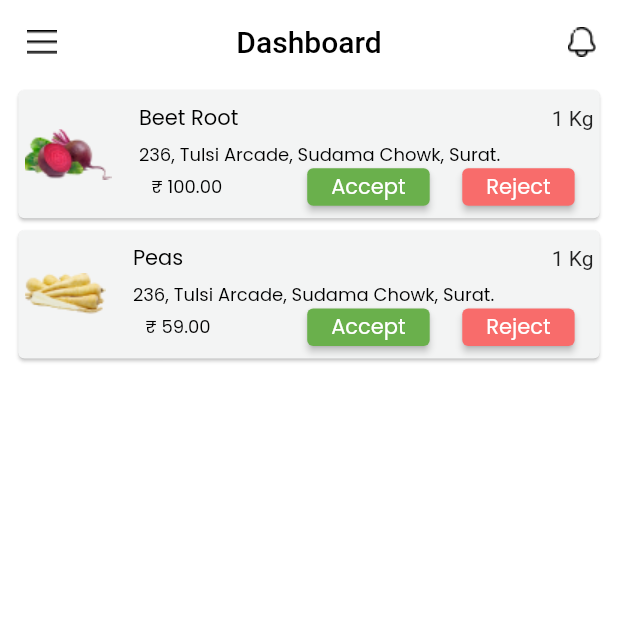
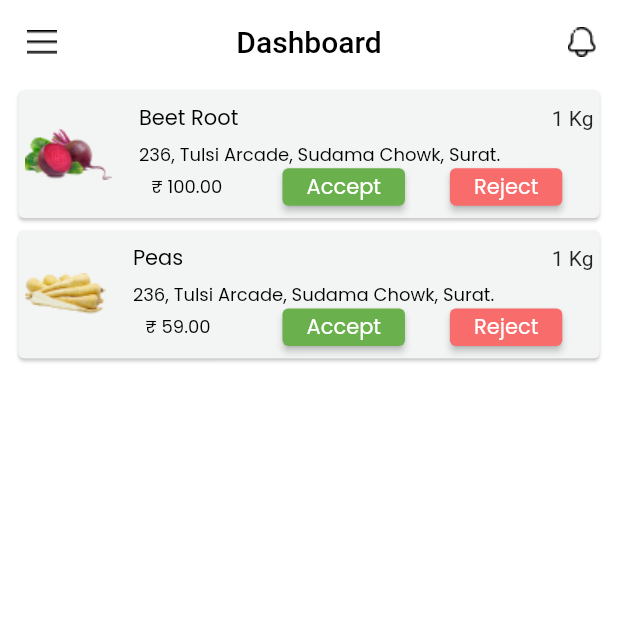
Before and after one commit to Neel-Paghadal/grocery_distributor, a Flutter app: the screen it shows after launch, on a phone screen of 412 x 824 dp, the top half of it. Run offline on Flutter 3.47's test engine with Material 2 defaults, Android fonts, the phone set to English and light mode, and no system bars; our stand-ins replace flutter_svg, get.

Commit message:
add desgin godown stock add desgin user list add dash board

```diff
--- a/lib/Screens/dash_board.dart
+++ b/lib/Screens/dash_board.dart
@@ -58,6 +58,9 @@ class _DashbordPageState extends State<DashbordPage> {
                                  children: [
                                    Container(
                                      child: Image(image: AssetImage(productImage[index].toString()),
+                                       // fit: BoxFit.cover,
+                                       // height: 40,
+                                       // width: 40,
                                      ),
                                    ),
                                    SizedBox(
@@ -84,7 +87,10 @@ class _DashbordPageState extends State<DashbordPage> {
                                              Row(
                                                mainAxisAlignment: MainAxisAlignment.spaceAround,
                                                children: [
-                                                 Text("1 Kg")
+                                                 Padding(
+                                                   padding:  EdgeInsets.only(left: deviceHeight*0.01),
+                                                   child: Text("1 Kg"),
+                                                 )
                                                ],
                                              ),
                                            ],
@@ -120,10 +126,14 @@ class _DashbordPageState extends State<DashbordPage> {
                                                        color: Colors.black
                                                    ),),
                                                ),
-                                               Row(
-                                                 mainAxisAlignment: MainAxisAlignment.spaceAround,
+                                               Padding(
+                                                 padding: EdgeInsets.only(left: deviceWidth*0.01,right: deviceWidth*0.01),
+                                                 child: Row(
+                                                   mainAxisAlignment: MainAxisAlignment.spaceBetween,
                                                    children: [
-                                                   Container(
+                                                     Padding(
+                                                       padding: EdgeInsets.only(left: deviceWidth*0.01,right: deviceWidth*0.01),
+                                                       child: Container(
                                                          height:25,
                                                          width:100,
                                                          decoration: BoxDecoration(
@@ -141,7 +151,10 @@ class _DashbordPageState extends State<DashbordPage> {
                                                            ),
                                                          ),
                                                        ),
-                                                   Container(
+                                                     ),
+                                                     Padding(
+                                                       padding: EdgeInsets.only(left: deviceWidth*0.01,right: deviceWidth*0.01),
+                                                       child: Container(
                                                          height: 25,
                                                          width: 100,
                                                          decoration: BoxDecoration(
@@ -158,8 +171,10 @@ class _DashbordPageState extends State<DashbordPage> {
                                                                ),),
                                                            ),
                                                          ),
+                                                       ),
                                                      )
                                                    ],
+                                                 ),
                                                ),
                                              ],
                                            ),
```
Lines whose indentation alone changed are shown as unchanged.
